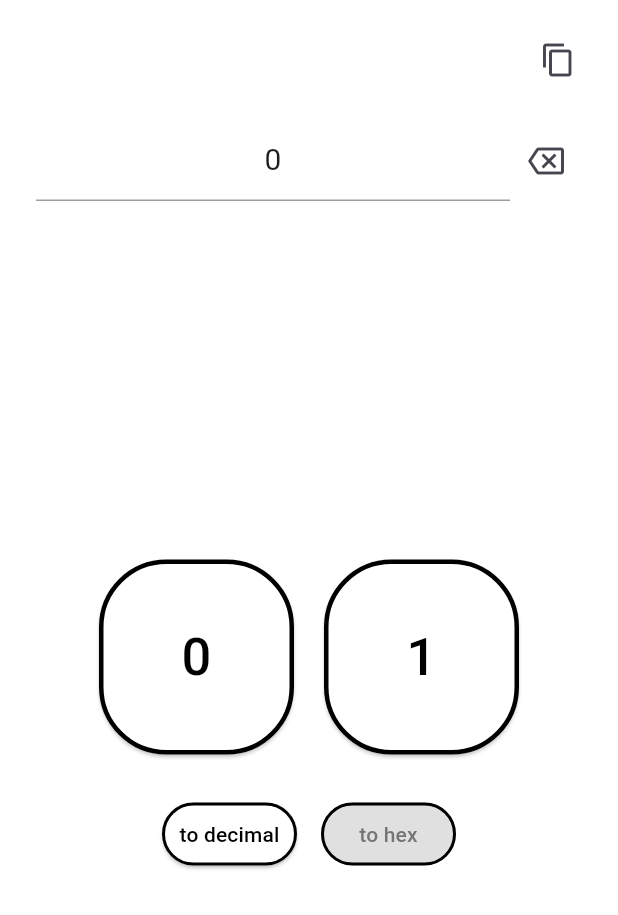
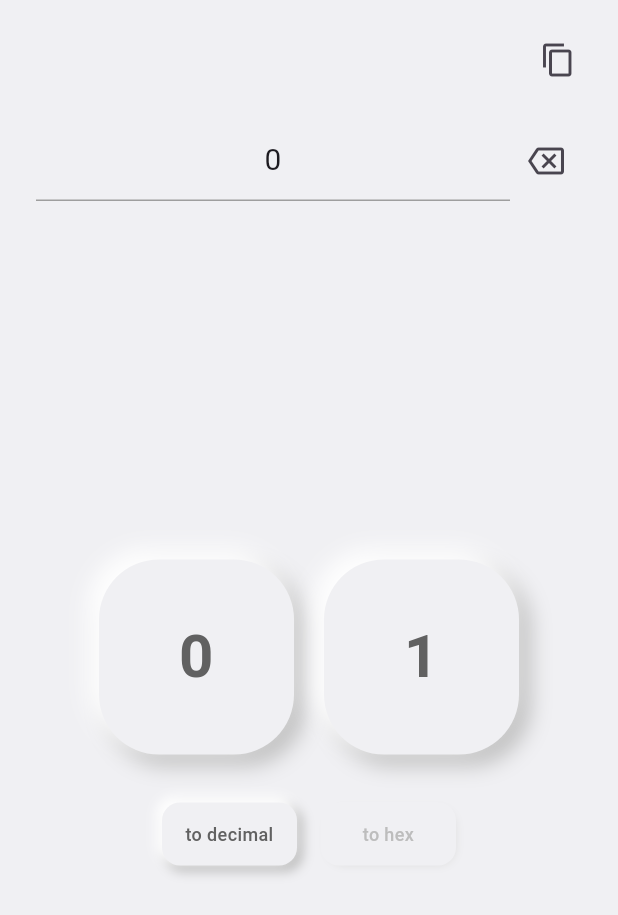
Before and after one commit to itumo-arigatone/simple_binary_converter, a Flutter app: the screen it shows after launch, after a tap on an icon or button, on a phone screen of 412 x 824 dp. Shown: the top 915 px of the screen. Run offline on Flutter 3.47's test engine with Material 3 defaults, Android fonts, the phone set to English and light mode, and no system bars; our stand-ins replace google_mobile_ads; network calls fail.

```diff
--- a/lib/main.dart
+++ b/lib/main.dart
@@ -21,7 +21,7 @@ class MyApp extends StatelessWidget {
       title: "Simple binary converter",
       theme: ThemeData(
         primarySwatch: Colors.blue,
-        scaffoldBackgroundColor: Colors.white,
+        scaffoldBackgroundColor: const Color(0xFFF0F0F3),
       ),
       home: const ConverterPage(),
     );
@@ -251,6 +251,7 @@ class _ConverterPageState extends State<ConverterPage> {
 
   Widget _buildConverterPanel({required Widget keypad}) {
     return GestureDetector(
+      behavior: HitTestBehavior.opaque,
       onVerticalDragEnd: (details) {
         if (details.primaryVelocity != null) {
           if (details.primaryVelocity! < 0) {
@@ -263,7 +264,7 @@ class _ConverterPageState extends State<ConverterPage> {
         }
       },
       child: Container(
-        color: Colors.white,
+        color: const Color(0xFFF0F0F3),
         child: Column(
           children: [
             // 結果表示エリア
--- a/lib/mode_select_switch.dart
+++ b/lib/mode_select_switch.dart
@@ -18,27 +18,49 @@ class ModeSwitch extends StatelessWidget {
 
   @override
   Widget build(BuildContext context) {
-    return SizedBox(
-      width: width,
-      height: height,
-      child: ElevatedButton(
-        onPressed: isActive ? onPressed : null,
-        style: ElevatedButton.styleFrom(
-          backgroundColor: Colors.white,
-          foregroundColor: Colors.black,
-          disabledBackgroundColor: Colors.grey[300],
-          disabledForegroundColor: Colors.grey[600],
-          padding: EdgeInsets.zero,
-          side: const BorderSide(
-            color: Colors.black,
-            width: 2,
-          ),
+    return GestureDetector(
+      onTap: isActive ? onPressed : null,
+      child: Container(
+        width: width,
+        height: height,
+        decoration: BoxDecoration(
+          color: const Color(0xFFF0F0F3),
+          borderRadius: BorderRadius.circular(12),
+          boxShadow: isActive
+              ? [
+                  // アクティブ: 浮き出し
+                  BoxShadow(
+                    color: Colors.grey.shade400,
+                    offset: const Offset(3, 3),
+                    blurRadius: 6,
+                    spreadRadius: 1,
+                  ),
+                  const BoxShadow(
+                    color: Colors.white,
+                    offset: Offset(-3, -3),
+                    blurRadius: 6,
+                    spreadRadius: 1,
+                  ),
+                ]
+              : [
+                  // 非アクティブ: 押し込み
+                  BoxShadow(
+                    color: Colors.grey.shade300,
+                    offset: const Offset(2, 2),
+                    blurRadius: 4,
+                    spreadRadius: -2,
+                  ),
+                ],
         ),
         child: Center(
           child: Text(
             label,
             textAlign: TextAlign.center,
-            style: const TextStyle(fontSize: 14),
+            style: TextStyle(
+              fontSize: 12,
+              fontWeight: FontWeight.w500,
+              color: isActive ? Colors.grey.shade700 : Colors.grey.shade400,
+            ),
           ),
         ),
       ),
--- a/lib/numbutton.dart
+++ b/lib/numbutton.dart
@@ -16,24 +16,32 @@ class NumButton extends StatelessWidget {
 
   @override
   Widget build(BuildContext context) {
-    // ボタンサイズに応じてフォントサイズを調整
     final fontSize = size * 0.38;
 
-    return SizedBox(
+    return GestureDetector(
+      onTap: onPressed,
+      child: Container(
         width: size,
         height: size,
-      child: ElevatedButton(
-        onPressed: onPressed,
-        style: ElevatedButton.styleFrom(
-          foregroundColor: Colors.black,
-          backgroundColor: Colors.white,
-          padding: EdgeInsets.zero,
-          shape: const CircleBorder(
-            side: BorderSide(
-              color: Colors.black,
-              width: 3,
+        decoration: BoxDecoration(
+          color: const Color(0xFFF0F0F3),
+          shape: BoxShape.circle,
+          boxShadow: [
+            // 右下の影（暗い）
+            BoxShadow(
+              color: Colors.grey.shade400,
+              offset: const Offset(4, 4),
+              blurRadius: 8,
+              spreadRadius: 1,
             ),
+            // 左上の影（明るい）
+            const BoxShadow(
+              color: Colors.white,
+              offset: Offset(-4, -4),
+              blurRadius: 8,
+              spreadRadius: 1,
             ),
+          ],
         ),
         child: Center(
           child: Text(
@@ -41,7 +49,8 @@ class NumButton extends StatelessWidget {
             textAlign: TextAlign.center,
             style: TextStyle(
               fontSize: fontSize,
-              fontWeight: FontWeight.w500,
+              fontWeight: FontWeight.w600,
+              color: Colors.grey.shade700,
             ),
           ),
         ),
@@ -66,30 +75,39 @@ class LargeNumButton extends StatelessWidget {
 
   @override
   Widget build(BuildContext context) {
-    return SizedBox(
+    return GestureDetector(
+      onTap: onPressed,
+      child: Container(
         width: size,
         height: size,
-      child: ElevatedButton(
-        onPressed: onPressed,
-        style: ElevatedButton.styleFrom(
-          foregroundColor: Colors.black,
-          backgroundColor: Colors.white,
-          padding: EdgeInsets.zero,
-          shape: RoundedRectangleBorder(
-            borderRadius: BorderRadius.circular(45),
-            side: const BorderSide(
-              width: 3,
-              color: Colors.black,
+        decoration: BoxDecoration(
+          color: const Color(0xFFF0F0F3),
+          borderRadius: BorderRadius.circular(40),
+          boxShadow: [
+            // 右下の影（暗い）
+            BoxShadow(
+              color: Colors.grey.shade400,
+              offset: const Offset(6, 6),
+              blurRadius: 12,
+              spreadRadius: 1,
             ),
+            // 左上の影（明るい）
+            const BoxShadow(
+              color: Colors.white,
+              offset: Offset(-6, -6),
+              blurRadius: 12,
+              spreadRadius: 1,
             ),
+          ],
         ),
         child: Center(
           child: Text(
             label,
             textAlign: TextAlign.center,
-            style: const TextStyle(
-              fontSize: 35,
-              fontWeight: FontWeight.w500,
+            style: TextStyle(
+              fontSize: 40,
+              fontWeight: FontWeight.w600,
+              color: Colors.grey.shade700,
             ),
           ),
         ),
```
Lines whose indentation alone changed are shown as unchanged.
